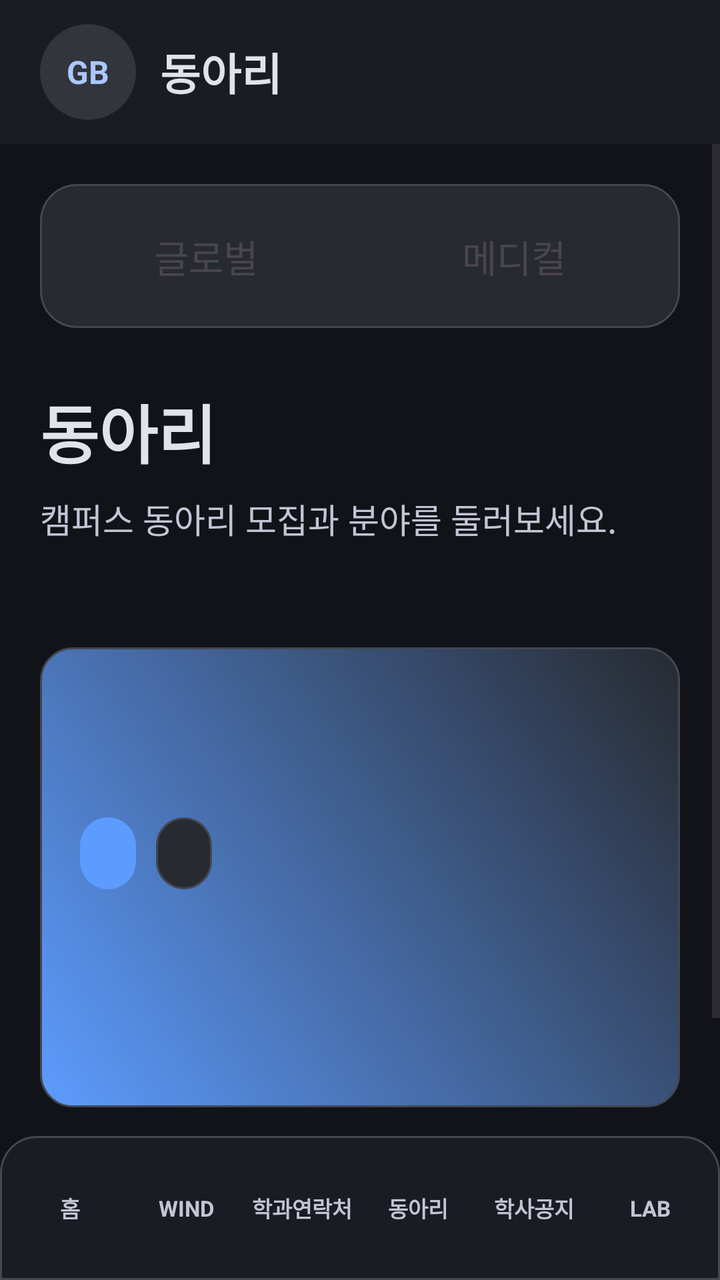
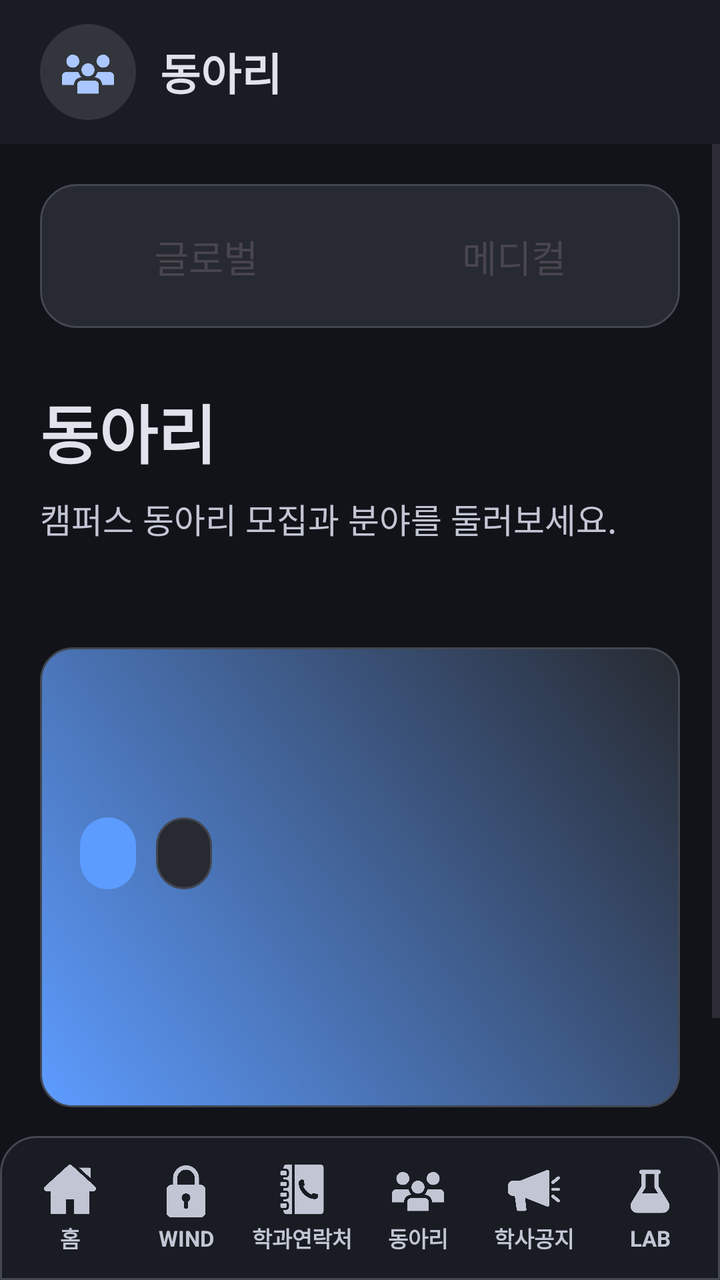

Screens rendered from an Android XML layout before and after an edit, with the pre-edit source and the edit as a unified diff.
<!-- AndroidManifest.xml: application theme Theme.GachonBridge -->
<!-- res/layout/activity_club.xml -->
<?xml version="1.0" encoding="utf-8"?>
<androidx.constraintlayout.widget.ConstraintLayout xmlns:android="http://schemas.android.com/apk/res/android"
    xmlns:app="http://schemas.android.com/apk/res-auto"
    android:id="@+id/main"
    android:layout_width="match_parent"
    android:layout_height="match_parent"
    android:background="@drawable/bg_app">

    <LinearLayout
        android:id="@+id/clubTopBar"
        android:layout_width="0dp"
        android:layout_height="72dp"
        android:background="@color/gb_surface_low"
        android:gravity="center_vertical"
        android:orientation="horizontal"
        android:paddingStart="20dp"
        android:paddingEnd="20dp"
        app:layout_constraintEnd_toEndOf="parent"
        app:layout_constraintStart_toStartOf="parent"
        app:layout_constraintTop_toTopOf="parent">

        <TextView
            android:layout_width="48dp"
            android:layout_height="48dp"
            android:background="@drawable/bg_icon_circle"
            android:gravity="center"
            android:text="@string/home_logo"
            android:textColor="@color/gb_primary"
            android:textSize="16sp"
            android:textStyle="bold" />

        <TextView
            android:layout_width="wrap_content"
            android:layout_height="wrap_content"
            android:layout_marginStart="12dp"
            android:text="@string/page_club_title"
            android:textColor="@color/gb_on_surface"
            android:textSize="22sp"
            android:textStyle="bold" />
    </LinearLayout>

    <ScrollView
        android:id="@+id/clubScroll"
        android:layout_width="0dp"
        android:layout_height="0dp"
        android:clipToPadding="false"
        android:paddingBottom="24dp"
        app:layout_constraintBottom_toTopOf="@id/bottomNav"
        app:layout_constraintEnd_toEndOf="parent"
        app:layout_constraintStart_toStartOf="parent"
        app:layout_constraintTop_toBottomOf="@id/clubTopBar">

        <LinearLayout
            android:layout_width="match_parent"
            android:layout_height="wrap_content"
            android:orientation="vertical"
            android:paddingStart="20dp"
            android:paddingTop="20dp"
            android:paddingEnd="20dp"
            android:paddingBottom="32dp">

            <LinearLayout
                android:id="@+id/clubCampusTabs"
                android:layout_width="match_parent"
                android:layout_height="72dp"
                android:background="@drawable/bg_chip_inactive"
                android:gravity="center"
                android:orientation="horizontal"
                android:padding="6dp">

                <TextView
                    android:id="@+id/tabCampusGlobal"
                    android:layout_width="0dp"
                    android:layout_height="match_parent"
                    android:layout_weight="1"
                    android:gravity="center"
                    android:text="&#xAE00;&#xB85C;&#xBC8C;"
                    android:textSize="19sp" />

                <TextView
                    android:id="@+id/tabCampusMedical"
                    android:layout_width="0dp"
                    android:layout_height="match_parent"
                    android:layout_weight="1"
                    android:gravity="center"
                    android:text="&#xBA54;&#xB514;&#xCEEC;"
                    android:textSize="19sp" />
            </LinearLayout>

            <TextView
                android:layout_width="match_parent"
                android:layout_height="wrap_content"
                android:layout_marginTop="28dp"
                android:text="@string/page_club_title"
                android:textColor="@color/gb_on_surface"
                android:textSize="32sp"
                android:textStyle="bold" />

            <TextView
                android:layout_width="match_parent"
                android:layout_height="wrap_content"
                android:layout_marginTop="8dp"
                android:text="@string/page_club_subtitle"
                android:textColor="@color/gb_on_surface_variant"
                android:textSize="17sp" />

            <HorizontalScrollView
                android:layout_width="match_parent"
                android:layout_height="wrap_content"
                android:layout_marginTop="26dp"
                android:clipToPadding="false"
                android:overScrollMode="never"
                android:scrollbars="none">

                <LinearLayout
                    android:id="@+id/clubCategoryContainer"
                    android:layout_width="wrap_content"
                    android:layout_height="wrap_content"
                    android:orientation="horizontal" />
            </HorizontalScrollView>

            <LinearLayout
                android:id="@+id/featuredClubCard"
                android:layout_width="match_parent"
                android:layout_height="230dp"
                android:layout_marginTop="26dp"
                android:background="@drawable/bg_club_featured"
                android:gravity="bottom"
                android:orientation="vertical"
                android:padding="20dp">

                <LinearLayout
                    android:layout_width="wrap_content"
                    android:layout_height="36dp"
                    android:orientation="horizontal">

                    <TextView
                        android:id="@+id/featuredClubBadge"
                        android:layout_width="wrap_content"
                        android:layout_height="match_parent"
                        android:background="@drawable/bg_chip_active"
                        android:gravity="center"
                        android:paddingStart="14dp"
                        android:paddingEnd="14dp"
                        android:textColor="@color/gb_on_primary"
                        android:textSize="13sp"
                        android:textStyle="bold" />

                    <TextView
                        android:id="@+id/featuredClubCategory"
                        android:layout_width="wrap_content"
                        android:layout_height="match_parent"
                        android:layout_marginStart="10dp"
                        android:background="@drawable/bg_chip_inactive"
                        android:gravity="center"
                        android:paddingStart="14dp"
                        android:paddingEnd="14dp"
                        android:textColor="@color/gb_on_surface"
                        android:textSize="13sp"
                        android:textStyle="bold" />
                </LinearLayout>

                <TextView
                    android:id="@+id/featuredClubTitle"
                    android:layout_width="match_parent"
                    android:layout_height="wrap_content"
                    android:layout_marginTop="22dp"
                    android:ellipsize="end"
                    android:singleLine="true"
                    android:textColor="@color/gb_on_surface"
                    android:textSize="28sp"
                    android:textStyle="bold" />

                <TextView
                    android:id="@+id/featuredClubBody"
                    android:layout_width="match_parent"
                    android:layout_height="wrap_content"
                    android:layout_marginTop="8dp"
                    android:ellipsize="end"
                    android:lineSpacingExtra="4dp"
                    android:maxLines="2"
                    android:textColor="@color/gb_on_surface_variant"
                    android:textSize="16sp" />
            </LinearLayout>

            <LinearLayout
                android:id="@+id/clubList"
                android:layout_width="match_parent"
                android:layout_height="wrap_content"
                android:layout_marginTop="22dp"
                android:orientation="vertical" />
        </LinearLayout>
    </ScrollView>

    <include
        android:id="@+id/bottomNav"
        layout="@layout/view_bottom_nav"
        android:layout_width="0dp"
        android:layout_height="72dp"
        app:layout_constraintBottom_toBottomOf="parent"
        app:layout_constraintEnd_toEndOf="parent"
        app:layout_constraintStart_toStartOf="parent" />
</androidx.constraintlayout.widget.ConstraintLayout>
<!-- res/layout/view_bottom_nav.xml (included above) -->
<?xml version="1.0" encoding="utf-8"?>
<LinearLayout xmlns:android="http://schemas.android.com/apk/res/android"
    android:layout_width="match_parent"
    android:layout_height="72dp"
    android:background="@drawable/bg_bottom_nav"
    android:gravity="center"
    android:orientation="horizontal"
    android:paddingStart="6dp"
    android:paddingEnd="6dp">

    
    <TextView
        android:id="@+id/navHome"
        style="@style/BottomNavItem"
        android:text="@string/nav_home" />

    
    <TextView
        android:id="@+id/navWind"
        style="@style/BottomNavItem"
        android:text="@string/nav_wind" />

    
    <TextView
        android:id="@+id/navContact"
        style="@style/BottomNavItem"
        android:text="@string/nav_contact" />

    
    <TextView
        android:id="@+id/navClub"
        style="@style/BottomNavItem"
        android:text="@string/nav_club" />

    
    <TextView
        android:id="@+id/navNotice"
        style="@style/BottomNavItem"
        android:text="@string/nav_notice" />

    
    <TextView
        android:id="@+id/navLab"
        style="@style/BottomNavItem"
        android:text="@string/nav_lab" />
</LinearLayout>
<!-- resources referenced by this layout -->
<resources>
  <color name="gb_on_primary">#002F65</color>
  <color name="gb_on_surface">#E1E2EB</color>
  <color name="gb_on_surface_variant">#C2C6D4</color>
  <color name="gb_primary">#AAC7FF</color>
  <color name="gb_surface_low">#191C22</color>
  <!-- drawable bg_app (drawable) -->
  <?xml version="1.0" encoding="utf-8"?>
  <shape xmlns:android="http://schemas.android.com/apk/res/android">
      <solid android:color="@color/gb_background" />
  </shape>
  <!-- drawable bg_bottom_nav (drawable) -->
  <?xml version="1.0" encoding="utf-8"?>
  <shape xmlns:android="http://schemas.android.com/apk/res/android">
      <solid android:color="@color/gb_surface_low" />
      <stroke
          android:width="1dp"
          android:color="@color/gb_outline_variant" />
      <corners
          android:topLeftRadius="18dp"
          android:topRightRadius="18dp" />
  </shape>
  <!-- drawable bg_chip_active (drawable) -->
  <?xml version="1.0" encoding="utf-8"?>
  <shape xmlns:android="http://schemas.android.com/apk/res/android">
      <solid android:color="@color/gb_primary_container" />
      <corners android:radius="18dp" />
  </shape>
  <!-- drawable bg_chip_inactive (drawable) -->
  <?xml version="1.0" encoding="utf-8"?>
  <shape xmlns:android="http://schemas.android.com/apk/res/android">
      <solid android:color="@color/gb_surface_high" />
      <stroke
          android:width="1dp"
          android:color="@color/gb_outline_variant" />
      <corners android:radius="18dp" />
  </shape>
  <!-- drawable bg_icon_circle (drawable) -->
  <?xml version="1.0" encoding="utf-8"?>
  <shape xmlns:android="http://schemas.android.com/apk/res/android"
      android:shape="oval">
      <solid android:color="@color/gb_surface_highest" />
  </shape>
  <string name="home_logo">GB</string>
  <string name="nav_club">동아리</string>
  <string name="nav_contact">학과연락처</string>
  <string name="nav_home">홈</string>
  <string name="nav_lab">LAB</string>
  <string name="nav_notice">학사공지</string>
  <string name="nav_wind">WIND</string>
  <string name="page_club_subtitle">캠퍼스 동아리 모집과 분야를 둘러보세요.</string>
  <string name="page_club_title">동아리</string>
  <style name="BottomNavItem">
          <item name="android:layout_width">0dp</item>
          <item name="android:layout_height">match_parent</item>
          <item name="android:layout_weight">1</item>
          <item name="android:gravity">center</item>
          <item name="android:textColor">@color/gb_on_surface_variant</item>
          <item name="android:textSize">11sp</item>
          <item name="android:textStyle">bold</item>
      </style>
  <style name="Theme.GachonBridge" parent="Base.Theme.GachonBridge" />
  <color name="gb_background">#111319</color>
  <color name="gb_outline_variant">#424752</color>
  <color name="gb_primary_container">#5D9CFF</color>
  <color name="gb_surface_high">#272A30</color>
  <color name="gb_surface_highest">#32353B</color>
  <!-- unchanged entries left out for length: 2 -->
</resources>

<!-- the commit's change to res/layout/activity_club.xml (unified diff, before → after) -->
@@ -19,20 +19,22 @@
         app:layout_constraintStart_toStartOf="parent"
         app:layout_constraintTop_toTopOf="parent">
 
-        <TextView
+        <ImageView
             android:layout_width="48dp"
             android:layout_height="48dp"
             android:background="@drawable/bg_icon_circle"
-            android:gravity="center"
-            android:text="@string/home_logo"
-            android:textColor="@color/gb_primary"
-            android:textSize="16sp"
-            android:textStyle="bold" />
-
-        <TextView
-            android:layout_width="wrap_content"
+            android:contentDescription="@null"
+            android:padding="11dp"
+            android:scaleType="centerInside"
+            android:src="@drawable/ic_people"
+            android:tint="@color/gb_primary" />
+
+        <TextView
+            android:layout_width="0dp"
             android:layout_height="wrap_content"
             android:layout_marginStart="12dp"
+            android:layout_weight="1"
+            android:gravity="start|center_vertical"
             android:text="@string/page_club_title"
             android:textColor="@color/gb_on_surface"
             android:textSize="22sp"
@@ -212,39 +214,93 @@
     android:paddingStart="6dp"
     android:paddingEnd="6dp">
 
-    
-    <TextView
+    <LinearLayout
         android:id="@+id/navHome"
-        style="@style/BottomNavItem"
-        android:text="@string/nav_home" />
-
-    
-    <TextView
+        style="@style/BottomNavItem">
+
+        <ImageView
+            android:id="@+id/navHomeIcon"
+            style="@style/BottomNavIcon"
+            android:contentDescription="@null"
+            android:src="@drawable/ic_home" />
+
+        <TextView
+            style="@style/BottomNavLabel"
+            android:text="@string/nav_home" />
+    </LinearLayout>
+
+    <LinearLayout
         android:id="@+id/navWind"
-        style="@style/BottomNavItem"
-        android:text="@string/nav_wind" />
-
-    
-    <TextView
+        style="@style/BottomNavItem">
+
+        <ImageView
+            android:id="@+id/navWindIcon"
+            style="@style/BottomNavIcon"
+            android:contentDescription="@null"
+            android:src="@drawable/ic_padlock" />
+
+        <TextView
+            style="@style/BottomNavLabel"
+            android:text="@string/nav_wind" />
+    </LinearLayout>
+
+    <LinearLayout
         android:id="@+id/navContact"
-        style="@style/BottomNavItem"
-        android:text="@string/nav_contact" />
-
-    
-    <TextView
+        style="@style/BottomNavItem">
+
+        <ImageView
+            android:id="@+id/navContactIcon"
+            style="@style/BottomNavIcon"
+            android:contentDescription="@null"
+            android:src="@drawable/ic_phone_book" />
+
+        <TextView
+            style="@style/BottomNavLabel"
+            android:text="@string/nav_contact" />
+    </LinearLayout>
+
+    <LinearLayout
         android:id="@+id/navClub"
-        style="@style/BottomNavItem"
-        android:text="@string/nav_club" />
-
-    
-    <TextView
+        style="@style/BottomNavItem">
+
+        <ImageView
+            android:id="@+id/navClubIcon"
+            style="@style/BottomNavIcon"
+            android:contentDescription="@null"
+            android:src="@drawable/ic_people" />
+
+        <TextView
+            style="@style/BottomNavLabel"
+            android:text="@string/nav_club" />
+    </LinearLayout>
+
+    <LinearLayout
         android:id="@+id/navNotice"
-        style="@style/BottomNavItem"
-        android:text="@string/nav_notice" />
-
-    
-    <TextView
+        style="@style/BottomNavItem">
+
+        <ImageView
+            android:id="@+id/navNoticeIcon"
+            style="@style/BottomNavIcon"
+            android:contentDescription="@null"
+            android:src="@drawable/ic_megaphone" />
+
+        <TextView
+            style="@style/BottomNavLabel"
+            android:text="@string/nav_notice" />
+    </LinearLayout>
+
+    <LinearLayout
         android:id="@+id/navLab"
-        style="@style/BottomNavItem"
-        android:text="@string/nav_lab" />
+        style="@style/BottomNavItem">
+
+        <ImageView
+            android:id="@+id/navLabIcon"
+            style="@style/BottomNavIcon"
+            android:contentDescription="@null"
+            android:src="@drawable/ic_tube" />
+
+        <TextView
+            style="@style/BottomNavLabel"
+            android:text="@string/nav_lab" />
+    </LinearLayout>
 </LinearLayout>
<!-- resource entries referenced after the edit -->
@@ -42,7 +42,12 @@
       android:shape="oval">
       <solid android:color="@color/gb_surface_highest" />
   </shape>
-  <string name="home_logo">GB</string>
+  <!-- drawable ic_home: png bitmap (drawable, 9227 bytes) -->
+  <!-- drawable ic_megaphone: png bitmap (drawable, 7773 bytes) -->
+  <!-- drawable ic_padlock: png bitmap (drawable, 8813 bytes) -->
+  <!-- drawable ic_people: png bitmap (drawable, 10553 bytes) -->
+  <!-- drawable ic_phone_book: png bitmap (drawable, 10536 bytes) -->
+  <!-- drawable ic_tube: png bitmap (drawable, 7397 bytes) -->
   <string name="nav_club">동아리</string>
   <string name="nav_contact">학과연락처</string>
   <string name="nav_home">홈</string>
@@ -51,11 +56,27 @@
   <string name="nav_wind">WIND</string>
   <string name="page_club_subtitle">캠퍼스 동아리 모집과 분야를 둘러보세요.</string>
   <string name="page_club_title">동아리</string>
+  <style name="BottomNavIcon">
+          <item name="android:layout_width">26dp</item>
+          <item name="android:layout_height">26dp</item>
+          <item name="android:scaleType">centerInside</item>
+          <item name="android:tint">@color/gb_on_surface_variant</item>
+      </style>
   <style name="BottomNavItem">
           <item name="android:layout_width">0dp</item>
           <item name="android:layout_height">match_parent</item>
           <item name="android:layout_weight">1</item>
           <item name="android:gravity">center</item>
+          <item name="android:orientation">vertical</item>
+          <item name="android:paddingTop">7dp</item>
+          <item name="android:paddingBottom">6dp</item>
+      </style>
+  <style name="BottomNavLabel">
+          <item name="android:layout_width">match_parent</item>
+          <item name="android:layout_height">wrap_content</item>
+          <item name="android:layout_marginTop">3dp</item>
+          <item name="android:gravity">center</item>
+          <item name="android:singleLine">true</item>
           <item name="android:textColor">@color/gb_on_surface_variant</item>
           <item name="android:textSize">11sp</item>
           <item name="android:textStyle">bold</item>
